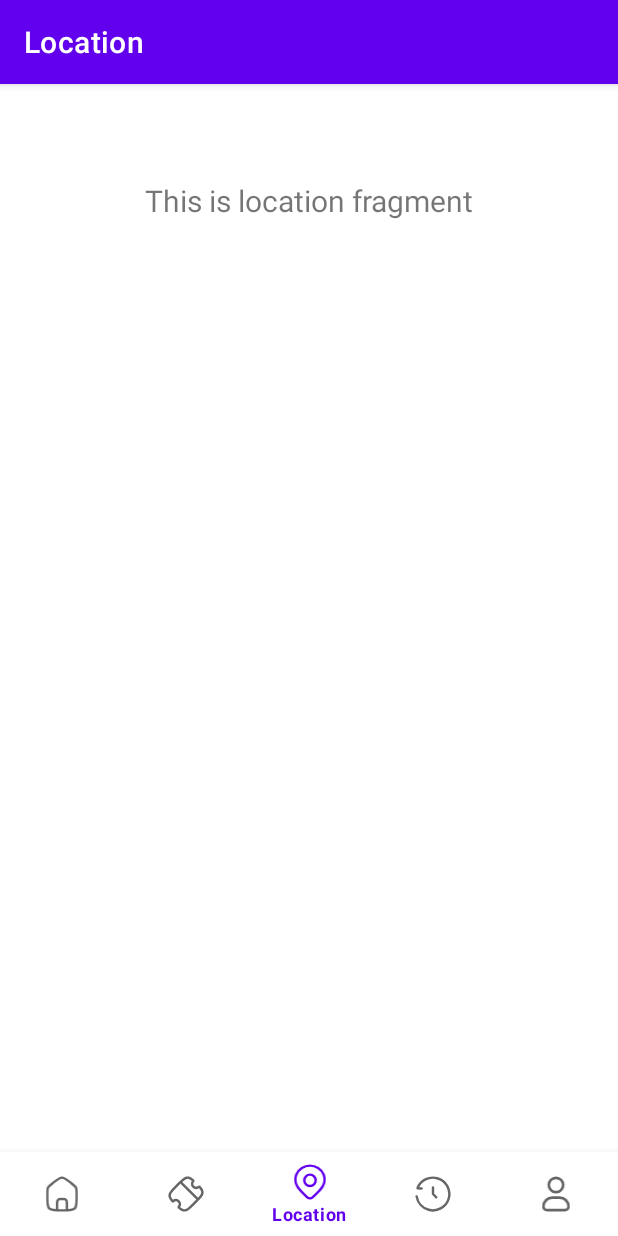
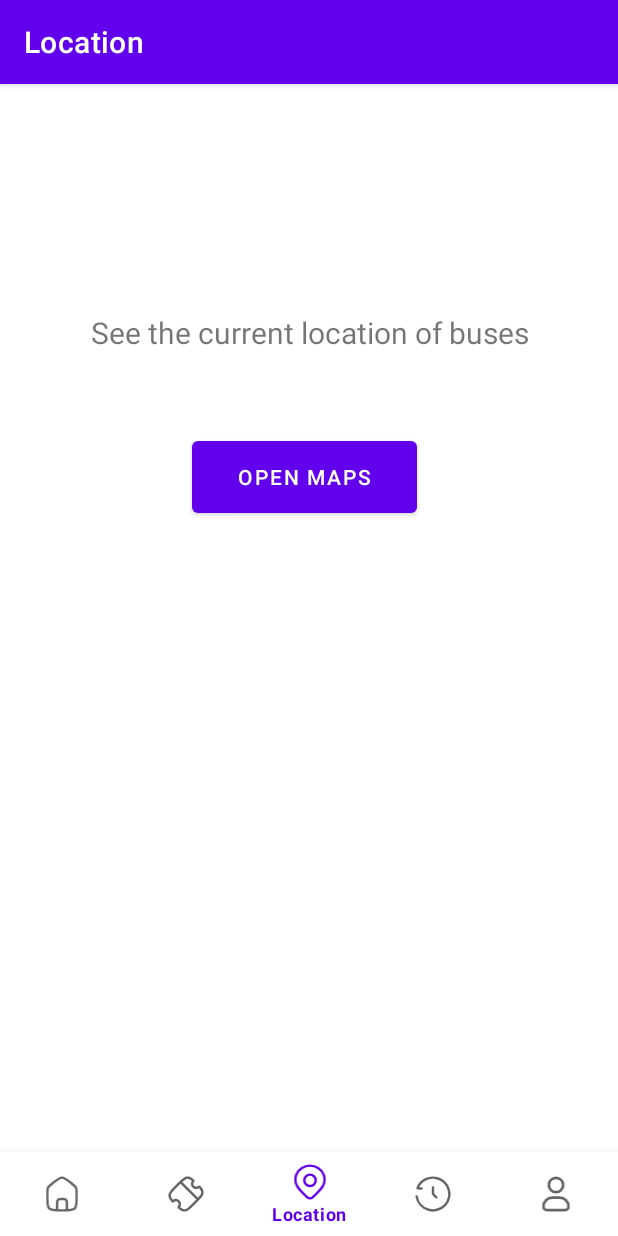
Before and after one commit to marlonpondavilla/Bussing, an Android app: the LocationFragment screen opened through its navigation route, on a phone screen of 412 x 824 dp. Run offline under Robolectric (Android 15) with nearby library versions, the phone set to English and light mode, and no system bars; our stand-ins replace navigation-ui.

Commit message:
setup google maps stage 1

```diff
--- a/app/src/main/java/marlon/dev/bussing/MainActivity.java
+++ b/app/src/main/java/marlon/dev/bussing/MainActivity.java
@@ -11,6 +11,7 @@
 import androidx.navigation.ui.NavigationUI;
 
 import marlon.dev.bussing.databinding.ActivityMainBinding;
+import marlon.dev.bussing.ui.history.HistoryViewModel;
 
 public class MainActivity extends AppCompatActivity {
 
--- a/app/src/main/java/marlon/dev/bussing/ui/location/LocationFragment.java
+++ b/app/src/main/java/marlon/dev/bussing/ui/location/LocationFragment.java
@@ -1,22 +1,19 @@
 package marlon.dev.bussing.ui.location;
 
 import androidx.lifecycle.ViewModelProvider;
-
+import android.content.Intent;
 import android.os.Bundle;
-
 import androidx.annotation.NonNull;
 import androidx.annotation.Nullable;
 import androidx.fragment.app.Fragment;
-
 import android.view.LayoutInflater;
 import android.view.View;
 import android.view.ViewGroup;
+import android.widget.Button;
 import android.widget.TextView;
-
+import marlon.dev.bussing.MapsActivity;
 import marlon.dev.bussing.R;
-import marlon.dev.bussing.databinding.FragmentHistoryBinding;
 import marlon.dev.bussing.databinding.FragmentLocationBinding;
-import marlon.dev.bussing.ui.history.HistoryFragment;
 import marlon.dev.bussing.ui.history.HistoryViewModel;
 
 public class LocationFragment extends Fragment {
@@ -33,11 +30,19 @@
         LocationViewModel locationViewModel =
                 new ViewModelProvider(this).get(LocationViewModel.class);
 
-         binding = FragmentLocationBinding.inflate(inflater, container, false);
+        // Inflate the layout
+        binding = FragmentLocationBinding.inflate(inflater, container, false);
         View root = binding.getRoot();
+
+        Button openMapsButton = binding.getRoot().findViewById(R.id.button_open_maps);
+        openMapsButton.setOnClickListener(v -> {
+            Intent intent = new Intent(requireActivity(), marlon.dev.bussing.MapsActivity.class);
+            startActivity(intent);
+        });
 
         final TextView textView = binding.textLocation;
         locationViewModel.getText().observe(getViewLifecycleOwner(), textView::setText);
+
         return root;
     }
 
@@ -46,5 +51,4 @@
         super.onDestroyView();
         binding = null;
     }
-
 }
--- a/app/src/main/java/marlon/dev/bussing/ui/location/LocationViewModel.java
+++ b/app/src/main/java/marlon/dev/bussing/ui/location/LocationViewModel.java
@@ -9,7 +9,7 @@
 
     public LocationViewModel() {
         mText = new MutableLiveData<>();
-        mText.setValue("This is location fragment");
+        mText.setValue("See the current location of buses");
     }
 
     public LiveData<String> getText() {return mText;}
--- a/app/src/main/res/layout/fragment_location.xml
+++ b/app/src/main/res/layout/fragment_location.xml
@@ -1,5 +1,5 @@
 <?xml version="1.0" encoding="utf-8"?>
-<FrameLayout xmlns:android="http://schemas.android.com/apk/res/android"
+<androidx.constraintlayout.widget.ConstraintLayout xmlns:android="http://schemas.android.com/apk/res/android"
     xmlns:tools="http://schemas.android.com/tools"
     android:layout_width="match_parent"
     android:layout_height="match_parent"
@@ -17,7 +17,21 @@
         android:textSize="20sp"
         app:layout_constraintBottom_toBottomOf="parent"
         app:layout_constraintEnd_toEndOf="parent"
+        app:layout_constraintHorizontal_bias="0.0"
+        app:layout_constraintStart_toStartOf="parent"
+        app:layout_constraintTop_toTopOf="parent"
+        app:layout_constraintVertical_bias="0.13" />
+
+    <Button
+        android:id="@+id/button_open_maps"
+        android:layout_width="wrap_content"
+        android:layout_height="wrap_content"
+        android:layout_marginStart="128dp"
+        android:layout_marginTop="176dp"
+        android:width="150dp"
+        android:height="60dp"
+        android:text="Open Maps"
         app:layout_constraintStart_toStartOf="parent"
         app:layout_constraintTop_toTopOf="parent" />
 
-</FrameLayout>
+</androidx.constraintlayout.widget.ConstraintLayout>
--- a/app/src/main/res/values/strings.xml
+++ b/app/src/main/res/values/strings.xml
@@ -3,4 +3,6 @@
     <string name="title_home">Home</string>
     <string name="title_dashboard">Dashboard</string>
     <string name="title_notifications">Notifications</string>
+    <string name="title_activity_maps">MapsActivity</string>
+
 </resources>
--- a/build.gradle.kts
+++ b/build.gradle.kts
@@ -2,4 +2,5 @@
 plugins {
     alias(libs.plugins.android.application) apply false
     id("com.google.gms.google-services") version "4.4.2" apply false
+    alias(libs.plugins.google.android.libraries.mapsplatform.secrets.gradle.plugin) apply false
 }
--- a/gradle.properties
+++ b/gradle.properties
@@ -19,3 +19,5 @@
 # resources declared in the library itself and none from the library's dependencies,
 # thereby reducing the size of the R class for that library
 android.nonTransitiveRClass=true
+
+GOOGLE_MAPS_API_KEY=AIzaSyApdqkdi57WpGATb-cLHfThlyUzNfGzWKU
--- a/gradle/libs.versions.toml
+++ b/gradle/libs.versions.toml
@@ -11,6 +11,8 @@
 navigationFragment = "2.8.3"
 navigationUi = "2.8.3"
 legacySupportV4 = "1.0.0"
+googleAndroidLibrariesMapsplatformSecretsGradlePlugin = "2.0.1"
+playServicesMaps = "19.0.0"
 
 [libraries]
 junit = { group = "junit", name = "junit", version.ref = "junit" }
@@ -24,6 +26,8 @@
 navigation-fragment = { group = "androidx.navigation", name = "navigation-fragment", version.ref = "navigationFragment" }
 navigation-ui = { group = "androidx.navigation", name = "navigation-ui", version.ref = "navigationUi" }
 legacy-support-v4 = { group = "androidx.legacy", name = "legacy-support-v4", version.ref = "legacySupportV4" }
+play-services-maps = { group = "com.google.android.gms", name = "play-services-maps", version.ref = "playServicesMaps" }
 
 [plugins]
 android-application = { id = "com.android.application", version.ref = "agp" }
+google-android-libraries-mapsplatform-secrets-gradle-plugin = { id = "com.google.android.libraries.mapsplatform.secrets-gradle-plugin", version.ref = "googleAndroidLibrariesMapsplatformSecretsGradlePlugin" }
```
Also changed, not shown: app/build.gradle.kts (+7 -8 lines), app/src/main/AndroidManifest.xml (+36 -23 lines), app/src/main/java/marlon/dev/bussing/MapsActivity.java (added, +52 -0 lines), app/src/main/res/layout/activity_maps.xml (added, +9 -0 lines), 1 other file.
